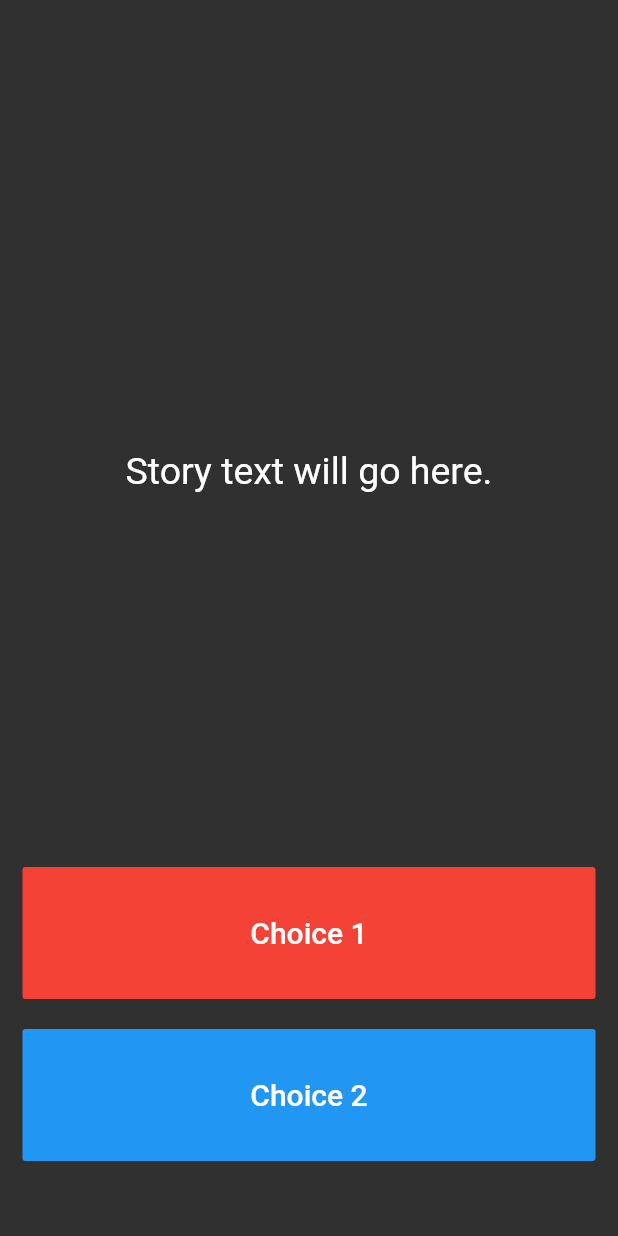
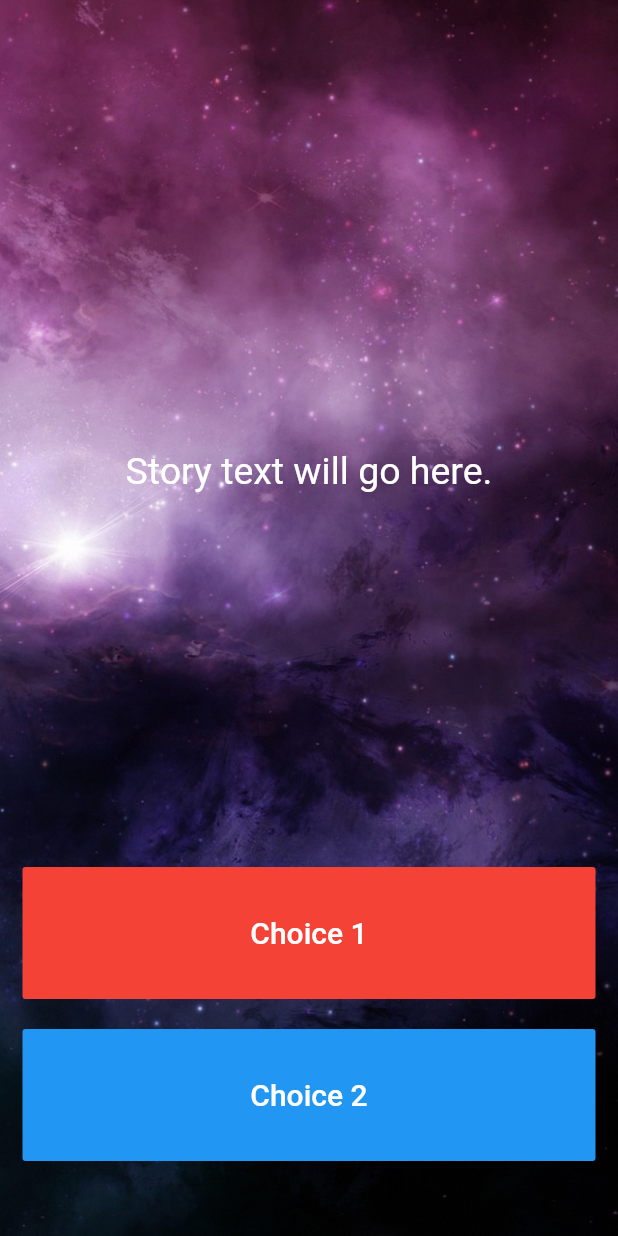
Before and after one commit to baiana/Appbrewery-Flutter-Course-Exercises, a Flutter app: the screen it shows after launch, on a phone screen of 412 x 824 dp. Run offline on Flutter 3.47's test engine with Material 2 defaults, Android fonts, the phone set to English and light mode, and no system bars; our stand-ins replace audioplayers, rflutter_alert.

Commit message:
Steps 1 to 4

```diff
--- a/destini/lib/main.dart
+++ b/destini/lib/main.dart
@@ -24,9 +24,12 @@ class _StoryPageState extends State<StoryPage> {
   Widget build(BuildContext context) {
     return Scaffold(
       body: Container(
-        //TODO: Step 1 - Add background.png to this Container as a background image.
         padding: EdgeInsets.symmetric(vertical: 50.0, horizontal: 15.0),
         constraints: BoxConstraints.expand(),
+        decoration: BoxDecoration(
+            image: DecorationImage(
+                image: AssetImage("images/background.jpg"),
+            fit: BoxFit.cover)),
         child: SafeArea(
           child: Column(
             crossAxisAlignment: CrossAxisAlignment.stretch,
--- a/destini/lib/story.dart
+++ b/destini/lib/story.dart
@@ -1,5 +1,11 @@
-//TODO: Step 2 - Create a new class called Story.
+class Story {
+  String storyTitle;
+  String choice1;
+  String choice2;
 
-//TODO: Step 3 - Create 3 properties for this class, A. storyTitle to store the story text. B. choice1 to store the text for choice 1, C. choice2 to store the text for choice 2.
-
-//TODO: Step 4 - Create a Constructor for this class to be able to initialise the properties created in step 3.
+  Story(String title, String choice1, String choice2) {
+    this.storyTitle = title;
+    this.choice1 = choice1;
+    this.choice2 = choice2;
+  }
+}
```
Also changed, not shown: destini/images/background.jpg (added), destini/images/background2.jpg (added), 1 other file.
